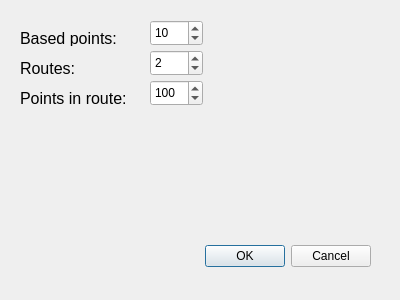
Above: 4dt-closest-points/generatedialog.ui from evsluzh/4dt-closest-points before the change. Below: the same form after it.
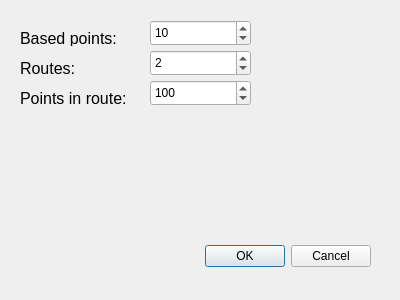
That is the form after the change.

```diff
--- a/4dt-closest-points/generatedialog.ui
+++ b/4dt-closest-points/generatedialog.ui
@@ -55,7 +55,7 @@
     <rect>
      <x>150</x>
      <y>20</y>
-     <width>53</width>
+     <width>101</width>
      <height>26</height>
     </rect>
    </property>
@@ -89,7 +89,7 @@
     <rect>
      <x>150</x>
      <y>80</y>
-     <width>53</width>
+     <width>101</width>
      <height>26</height>
     </rect>
    </property>
@@ -108,7 +108,7 @@
     <rect>
      <x>150</x>
      <y>50</y>
-     <width>53</width>
+     <width>101</width>
      <height>26</height>
     </rect>
    </property>
```
